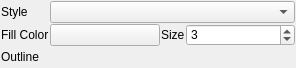
This is src/DAGui/ChartSetting/DAChartSymbolEditWidget.ui in czyt1988/data-workbench as Qt 5 draws it before an edit. The edited form follows.
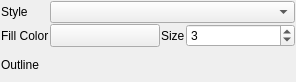
This is the edited form. Custom widgets are drawn as their Qt base class.

What changed in the file:
```diff
--- a/src/DAGui/ChartSetting/DAChartSymbolEditWidget.ui
+++ b/src/DAGui/ChartSetting/DAChartSymbolEditWidget.ui
@@ -7,9 +7,15 @@
     <x>0</x>
     <y>0</y>
     <width>296</width>
-    <height>68</height>
+    <height>82</height>
    </rect>
   </property>
+  <property name="sizePolicy">
+   <sizepolicy hsizetype="Preferred" vsizetype="Maximum">
+    <horstretch>0</horstretch>
+    <verstretch>0</verstretch>
+   </sizepolicy>
+  </property>
   <property name="minimumSize">
    <size>
     <width>0</width>
```
